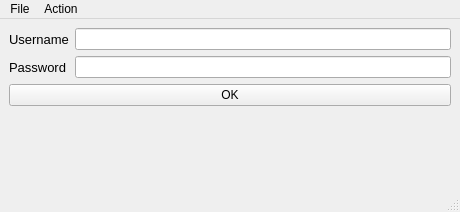
The window that auth_form.ui (AntonGudimov/BIM) describes before a commit, drawn with Qt 5.
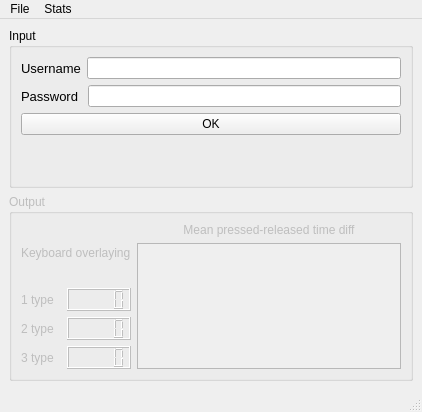
The same window after the commit.

Commit message: Created FileLogic.py and GraphicForm.py Wrote logic for each of these classes Changed auth_form.ui Made some output (key overlaying and key time hold) appear on the form

Patch:
```diff
--- a/auth_form.ui
+++ b/auth_form.ui
@@ -6,18 +6,42 @@
    <rect>
     <x>0</x>
     <y>0</y>
-    <width>460</width>
-    <height>212</height>
+    <width>422</width>
+    <height>412</height>
    </rect>
   </property>
   <property name="windowTitle">
    <string>MainWindow</string>
   </property>
   <widget class="QWidget" name="centralwidget">
-   <layout class="QVBoxLayout" name="verticalLayout_3">
+   <layout class="QHBoxLayout" name="horizontalLayout_9">
     <item>
-     <layout class="QFormLayout" name="formLayout">
-      <item row="4" column="0">
+     <layout class="QVBoxLayout" name="verticalLayout_6">
+      <item>
+       <widget class="QGroupBox" name="input_groupBox">
+        <property name="autoFillBackground">
+         <bool>false</bool>
+        </property>
+        <property name="styleSheet">
+         <string notr="true">border-color: rgb(0, 0, 0);
+border-color: qlineargradient(spread:pad, x1:0, y1:0, x2:1, y2:0, stop:0 rgba(0, 0, 0, 255), stop:1 rgba(255, 255, 255, 255));
+gridline-color: qlineargradient(spread:pad, x1:0, y1:0, x2:1, y2:0, stop:0 rgba(0, 0, 0, 255), stop:1 rgba(255, 255, 255, 255));</string>
+        </property>
+        <property name="title">
+         <string>Input</string>
+        </property>
+        <property name="flat">
+         <bool>false</bool>
+        </property>
+        <property name="checkable">
+         <bool>false</bool>
+        </property>
+        <layout class="QVBoxLayout" name="verticalLayout_4">
+         <item>
+          <layout class="QVBoxLayout" name="verticalLayout">
+           <item>
+            <layout class="QHBoxLayout" name="horizontalLayout_4">
+             <item>
        <widget class="QLabel" name="username_label">
         <property name="font">
          <font>
@@ -29,10 +53,14 @@
         </property>
        </widget>
       </item>
-      <item row="4" column="1">
+             <item>
        <widget class="QLineEdit" name="username_line_edit"/>
       </item>
-      <item row="5" column="0">
+            </layout>
+           </item>
+           <item>
+            <layout class="QHBoxLayout" name="horizontalLayout_5">
+             <item>
        <widget class="QLabel" name="password_label">
         <property name="font">
          <font>
@@ -43,22 +71,34 @@
          </font>
         </property>
         <property name="text">
-         <string>Password</string>
+                <string>Password </string>
         </property>
        </widget>
       </item>
-      <item row="5" column="1">
+             <item>
        <widget class="QLineEdit" name="password_line_edit"/>
       </item>
-      <item row="6" column="0" colspan="2">
+            </layout>
+           </item>
+           <item>
        <widget class="QPushButton" name="password_push_button">
         <property name="text">
          <string>OK</string>
         </property>
        </widget>
       </item>
-      <item row="7" column="0" colspan="2">
-       <widget class="QLabel" name="password_strength_label">
+           <item>
+            <widget class="QLabel" name="password_info_label_2">
+             <property name="text">
+              <string/>
+             </property>
+             <property name="alignment">
+              <set>Qt::AlignCenter</set>
+             </property>
+            </widget>
+           </item>
+           <item>
+            <widget class="QLabel" name="password_info_label">
         <property name="enabled">
          <bool>true</bool>
         </property>
@@ -82,12 +122,177 @@
     </item>
    </layout>
   </widget>
+      </item>
+      <item>
+       <widget class="QGroupBox" name="output_groupBox">
+        <property name="enabled">
+         <bool>false</bool>
+        </property>
+        <property name="autoFillBackground">
+         <bool>false</bool>
+        </property>
+        <property name="styleSheet">
+         <string notr="true">border-color: rgb(0, 0, 0);</string>
+        </property>
+        <property name="title">
+         <string>Output</string>
+        </property>
+        <property name="flat">
+         <bool>false</bool>
+        </property>
+        <property name="checkable">
+         <bool>false</bool>
+        </property>
+        <property name="checked">
+         <bool>false</bool>
+        </property>
+        <layout class="QHBoxLayout" name="horizontalLayout_7">
+         <item>
+          <layout class="QHBoxLayout" name="horizontalLayout_8">
+           <item>
+            <layout class="QHBoxLayout" name="horizontalLayout_6">
+             <item>
+              <layout class="QVBoxLayout" name="verticalLayout_3">
+               <item>
+                <widget class="QLabel" name="label_4">
+                 <property name="text">
+                  <string>Keyboard overlaying</string>
+                 </property>
+                </widget>
+               </item>
+               <item>
+                <layout class="QVBoxLayout" name="verticalLayout_2">
+                 <item>
+                  <layout class="QHBoxLayout" name="horizontalLayout">
+                   <item>
+                    <widget class="QLabel" name="first_type_overlaying_label">
+                     <property name="text">
+                      <string>1 type</string>
+                     </property>
+                    </widget>
+                   </item>
+                   <item>
+                    <widget class="QLCDNumber" name="lcdNumber">
+                     <property name="font">
+                      <font>
+                       <weight>75</weight>
+                       <italic>true</italic>
+                       <bold>true</bold>
+                      </font>
+                     </property>
+                     <property name="focusPolicy">
+                      <enum>Qt::ClickFocus</enum>
+                     </property>
+                     <property name="value" stdset="0">
+                      <double>0.000000000000000</double>
+                     </property>
+                     <property name="intValue" stdset="0">
+                      <number>0</number>
+                     </property>
+                    </widget>
+                   </item>
+                  </layout>
+                 </item>
+                 <item>
+                  <layout class="QHBoxLayout" name="horizontalLayout_2">
+                   <item>
+                    <widget class="QLabel" name="second_type_overlaying_label">
+                     <property name="text">
+                      <string>2 type</string>
+                     </property>
+                    </widget>
+                   </item>
+                   <item>
+                    <widget class="QLCDNumber" name="lcdNumber_2">
+                     <property name="font">
+                      <font>
+                       <weight>75</weight>
+                       <italic>true</italic>
+                       <bold>true</bold>
+                      </font>
+                     </property>
+                     <property name="focusPolicy">
+                      <enum>Qt::ClickFocus</enum>
+                     </property>
+                     <property name="value" stdset="0">
+                      <double>0.000000000000000</double>
+                     </property>
+                     <property name="intValue" stdset="0">
+                      <number>0</number>
+                     </property>
+                    </widget>
+                   </item>
+                  </layout>
+                 </item>
+                 <item>
+                  <layout class="QHBoxLayout" name="horizontalLayout_3">
+                   <item>
+                    <widget class="QLabel" name="third_type_overlaying_label">
+                     <property name="text">
+                      <string>3 type</string>
+                     </property>
+                    </widget>
+                   </item>
+                   <item>
+                    <widget class="QLCDNumber" name="lcdNumber_3">
+                     <property name="font">
+                      <font>
+                       <weight>75</weight>
+                       <italic>true</italic>
+                       <bold>true</bold>
+                      </font>
+                     </property>
+                     <property name="focusPolicy">
+                      <enum>Qt::ClickFocus</enum>
+                     </property>
+                     <property name="value" stdset="0">
+                      <double>0.000000000000000</double>
+                     </property>
+                     <property name="intValue" stdset="0">
+                      <number>0</number>
+                     </property>
+                    </widget>
+                   </item>
+                  </layout>
+                 </item>
+                </layout>
+               </item>
+              </layout>
+             </item>
+            </layout>
+           </item>
+           <item>
+            <layout class="QVBoxLayout" name="verticalLayout_7">
+             <item>
+              <widget class="QLabel" name="label">
+               <property name="text">
+                <string>Mean pressed-released time diff</string>
+               </property>
+               <property name="alignment">
+                <set>Qt::AlignCenter</set>
+               </property>
+              </widget>
+             </item>
+             <item>
+              <widget class="QTableWidget" name="tableWidget"/>
+             </item>
+            </layout>
+           </item>
+          </layout>
+         </item>
+        </layout>
+       </widget>
+      </item>
+     </layout>
+    </item>
+   </layout>
+  </widget>
   <widget class="QMenuBar" name="menubar">
    <property name="geometry">
     <rect>
      <x>0</x>
      <y>0</y>
-     <width>460</width>
+     <width>422</width>
      <height>23</height>
     </rect>
    </property>
@@ -101,7 +306,7 @@
    </widget>
    <widget class="QMenu" name="menu">
     <property name="title">
-     <string>Action</string>
+     <string>Stats</string>
     </property>
     <addaction name="actionGet_stats"/>
    </widget>
```
Left out of the diff: 36 changed lines with no effect on the pictures. Lines whose indentation alone changed are shown as unchanged. The commit also changes 7 other files.
